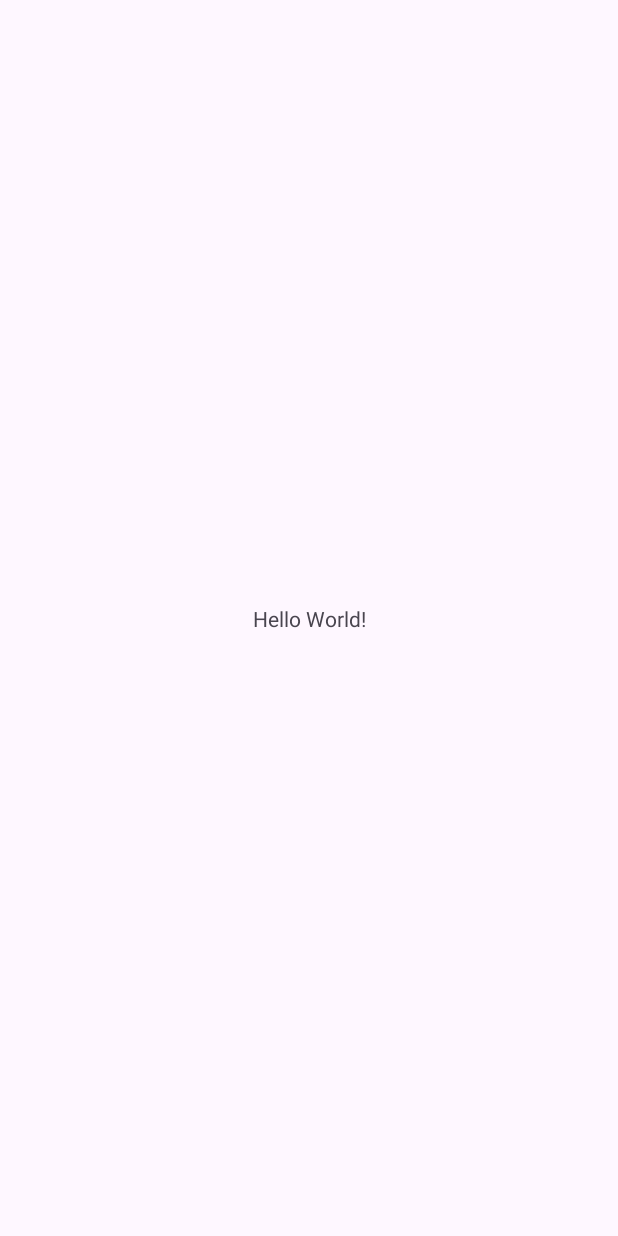
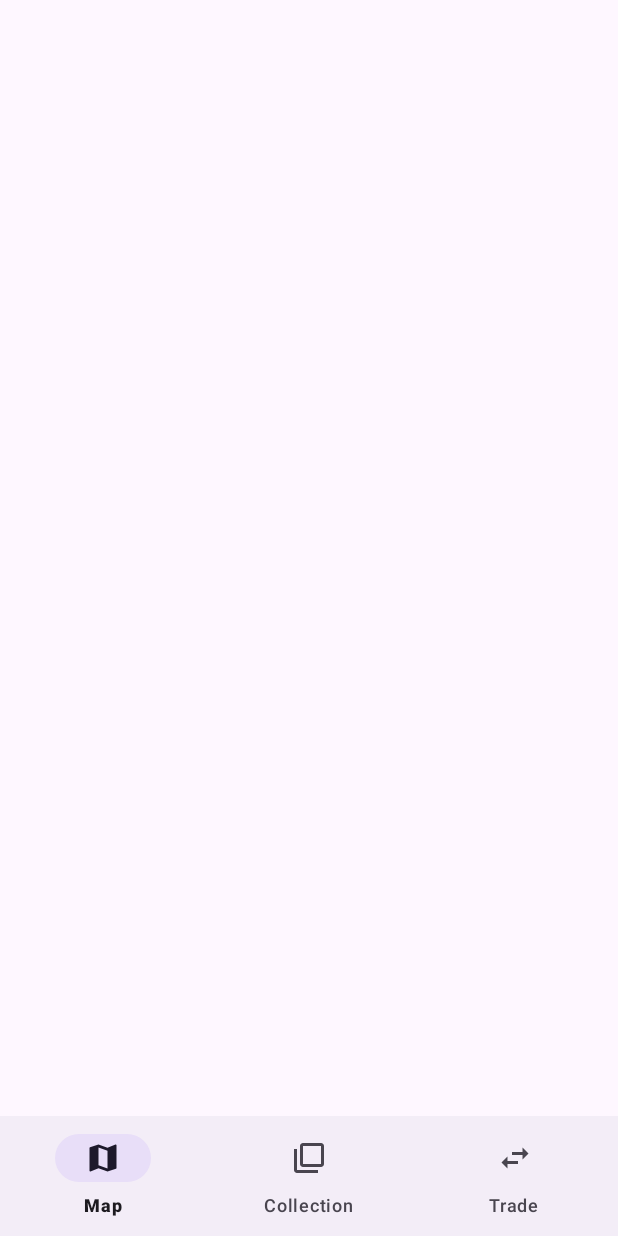
Before and after one commit to thao-samyn/WikiMapsCards, an Android app: the screen it shows after launch (MainActivity), on a phone screen of 412 x 824 dp. Before the commit the screen is almost empty. Run offline under Robolectric (Android 15) with nearby library versions, the phone set to English and light mode, and no system bars.

Commit message:
feat(navigation): squelette de la navigation par onglets

```diff
--- /dev/null
+++ b/app/src/main/java/com/thaosamyn/wikimapscards/ui/collection/CollectionFragment.java
@@ -0,0 +1,6 @@
+package com.thaosamyn.wikimapscards.ui.collection;
+
+import androidx.fragment.app.Fragment;
+
+public class CollectionFragment extends Fragment {
+}
--- /dev/null
+++ b/app/src/main/java/com/thaosamyn/wikimapscards/ui/map/MapFragment.java
@@ -0,0 +1,6 @@
+package com.thaosamyn.wikimapscards.ui.map;
+
+import androidx.fragment.app.Fragment;
+
+public class MapFragment extends Fragment {
+}
--- /dev/null
+++ b/app/src/main/java/com/thaosamyn/wikimapscards/ui/trade/TradesFragment.java
@@ -0,0 +1,6 @@
+package com.thaosamyn.wikimapscards.ui.trade;
+
+import androidx.fragment.app.Fragment;
+
+public class TradesFragment extends Fragment {
+}
--- /dev/null
+++ b/app/src/main/res/drawable/ic_collection.xml
@@ -0,0 +1,9 @@
+<vector xmlns:android="http://schemas.android.com/apk/res/android"
+    android:width="24dp"
+    android:height="24dp"
+    android:viewportWidth="24"
+    android:viewportHeight="24">
+    <path
+        android:fillColor="#FF000000"
+        android:pathData="M4,6H2v14c0,1.1 0.9,2 2,2h14v-2H4V6zM20,2H8c-1.1,0 -2,0.9 -2,2v12c0,1.1 0.9,2 2,2h12c1.1,0 2,-0.9 2,-2V4c0,-1.1 -0.9,-2 -2,-2zM20,16H8V4h12v12z" />
+</vector>
--- /dev/null
+++ b/app/src/main/res/drawable/ic_map.xml
@@ -0,0 +1,20 @@
+<!--
+  ~ Copyright (C) 2026 The Android Open Source Project
+  ~
+  ~ Licensed under the Apache License, Version 2.0 (the "License");
+  ~ you may not use this file except in compliance with the License.
+  ~ You may obtain a copy of the License at
+  ~
+  ~      http://www.apache.org/licenses/LICENSE-2.0
+  ~
+  ~ Unless required by applicable law or agreed to in writing, software
+  ~ distributed under the License is distributed on an "AS IS" BASIS,
+  ~ WITHOUT WARRANTIES OR CONDITIONS OF ANY KIND, either express or implied.
+  ~ See the License for the specific language governing permissions and
+  ~ limitations under the License.
+  -->
+<vector xmlns:android="http://schemas.android.com/apk/res/android" android:height="24dp" android:tint="#000000" android:viewportHeight="24" android:viewportWidth="24" android:width="24dp">
+
+    <path android:fillColor="@android:color/white" android:pathData="M20.5,3l-0.16,0.03L15,5.1 9,3 3.36,4.9c-0.21,0.07 -0.36,0.25 -0.36,0.48V20.5c0,0.28 0.22,0.5 0.5,0.5l0.16,-0.03L9,18.9l6,2.1 5.64,-1.9c0.21,-0.07 0.36,-0.25 0.36,-0.48V3.5c0,-0.28 -0.22,-0.5 -0.5,-0.5zM15,19l-6,-2.11V5l6,2.11V19z"/>
+
+</vector>
--- /dev/null
+++ b/app/src/main/res/drawable/ic_trade.xml
@@ -0,0 +1,9 @@
+<vector xmlns:android="http://schemas.android.com/apk/res/android"
+    android:width="24dp"
+    android:height="24dp"
+    android:viewportWidth="24"
+    android:viewportHeight="24">
+    <path
+        android:fillColor="#FF000000"
+        android:pathData="M6.99,11L3,15l3.99,4v-3H14v-2H6.99v-3zM21,9l-3.99,-4v3H10v2h7.01v3L21,9z" />
+</vector>
--- a/app/src/main/res/layout/activity_main.xml
+++ b/app/src/main/res/layout/activity_main.xml
@@ -7,13 +7,19 @@
     android:layout_height="match_parent"
     tools:context=".MainActivity">
 
-    <TextView
-        android:layout_width="wrap_content"
+    <androidx.fragment.app.FragmentContainerView
+        android:id="@+id/fragment_container"
+        android:layout_width="match_parent"
+        android:layout_height="0dp"
+        app:layout_constraintTop_toTopOf="parent"
+        app:layout_constraintBottom_toTopOf="@id/bottom_nav"
+        tools:name="com.thaosamyn.wikimapscards.ui.map.MapFragment" />
+
+    <com.google.android.material.bottomnavigation.BottomNavigationView
+        android:id="@+id/bottom_nav"
+        android:layout_width="match_parent"
         android:layout_height="wrap_content"
-        android:text="Hello World!"
-        app:layout_constraintBottom_toBottomOf="parent"
-        app:layout_constraintEnd_toEndOf="parent"
-        app:layout_constraintStart_toStartOf="parent"
-        app:layout_constraintTop_toTopOf="parent" />
+        app:menu="@menu/bottom_nav_menu"
+        app:layout_constraintBottom_toBottomOf="parent" />
 
 </androidx.constraintlayout.widget.ConstraintLayout>
--- /dev/null
+++ b/app/src/main/res/menu/bottom_nav_menu.xml
@@ -0,0 +1,17 @@
+<?xml version="1.0" encoding="utf-8"?>
+<menu xmlns:android="http://schemas.android.com/apk/res/android">
+    <item
+        android:id="@+id/nav_map"
+        android:icon="@drawable/ic_map"
+        android:title="@string/nav_map" />
+
+    <item
+        android:id="@+id/nav_collection"
+        android:icon="@drawable/ic_collection"
+        android:title="@string/nav_collection" />
+
+    <item
+        android:id="@+id/nav_trades"
+        android:icon="@drawable/ic_trade"
+        android:title="@string/nav_trades" />
+</menu>
--- a/app/src/main/res/values/strings.xml
+++ b/app/src/main/res/values/strings.xml
@@ -1,3 +1,6 @@
 <resources>
     <string name="app_name">WikiMapsCards</string>
+    <string name="nav_map">Map</string>
+    <string name="nav_collection">Collection</string>
+    <string name="nav_trades">Trade</string>
 </resources>
```
